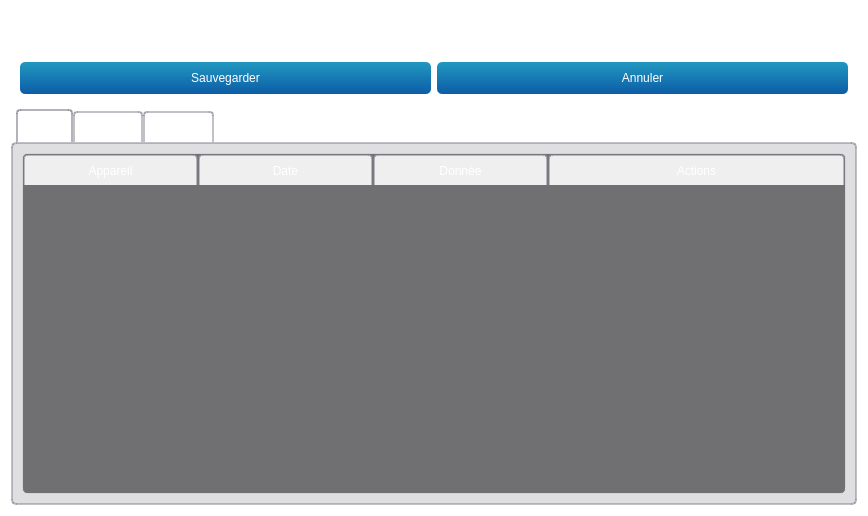
introlab/opentera, file teraplus/client/src/editors/SessionWidget.ui: the form before one commit.
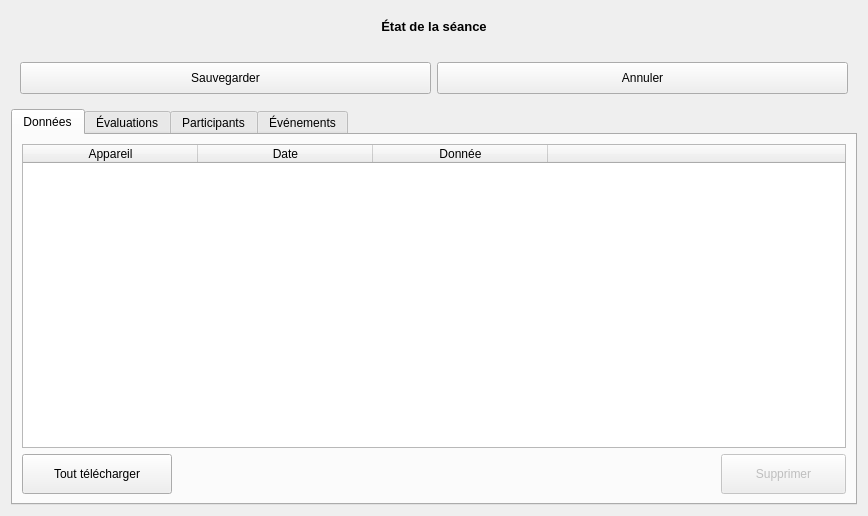
The form after the commit. Icons and pictures are not drawn. Custom widgets are drawn as their Qt base class.

Commit message: Client: Now possible to download and locally save sensors data in a session. Server: Reworked database objects by putting common functions directly into base class.

The edit to the form file:
```diff
--- a/teraplus/client/src/editors/SessionWidget.ui
+++ b/teraplus/client/src/editors/SessionWidget.ui
@@ -14,7 +14,7 @@
    <string>Form</string>
   </property>
   <property name="styleSheet">
-   <string notr="true">QPushButton#btnConnect{background-color:rgb(80,180,80)}
+   <string notr="true">QPushButton#btnDelData{background-color:qlineargradient(x1: 0, y1: 0, x2: 0, y2: 1, stop: 0 rgb(117, 0, 0), stop: 1 rgb(200, 0, 0));}
 QWidget{background-color: rgba(0,0,0,0);color:white;border-radius:5px}
 QWidget#mainWidget{background-color:rgba(128,128,128,25%);}
 QWidget#frmProfile,QWidget#pageProfile{background-color:rgba(108,8,156,25%);}
@@ -29,7 +29,7 @@
 QLabel#lblLastOnline{color:lightblue;}
 QLabel#lblError,QLabel#lblCamMissing,QLabel#lblAudioMissing{color:red; background-color:rgba(255,0,0,30%);}
 
-QLineEdit:!enabled, QListWidget:!enabled,QComboBox:!enabled,QTextEdit:!enabled,QPlainTextEdit:!enabled{background-color: rgba(0,0,0,30%);color:white;border:0}
+QPushButton:!enabled, QPushButton#btnDelData:!enabled, QLineEdit:!enabled, QListWidget:!enabled,QComboBox:!enabled,QTextEdit:!enabled,QPlainTextEdit:!enabled{background-color: rgba(0,0,0,30%);color:white;border:0}
 QDateEdit::down-arrow:!enabled,QTimeEdit::down-arrow:!enabled,QDateEdit::up-arrow:!enabled,QTimeEdit::up-arrow:!enabled,QComboBox::drop-down:!enabled{background-color:rgba(0,0,0,0%);}
 
 QTextEdit#txtProfile{background-color: rgba(255,255,255,80%);color:black;border:0}
@@ -245,7 +245,7 @@
        <item>
         <widget class="QTableWidget" name="tableData">
          <property name="enabled">
-          <bool>false</bool>
+          <bool>true</bool>
          </property>
          <property name="editTriggers">
           <set>QAbstractItemView::NoEditTriggers</set>
@@ -285,11 +285,80 @@
          </column>
          <column>
           <property name="text">
-           <string>Actions</string>
+           <string/>
           </property>
          </column>
         </widget>
        </item>
+       <item>
+        <layout class="QHBoxLayout" name="horizontalLayout">
+         <item>
+          <widget class="QPushButton" name="btnDownloadAll">
+           <property name="enabled">
+            <bool>true</bool>
+           </property>
+           <property name="minimumSize">
+            <size>
+             <width>150</width>
+             <height>40</height>
+            </size>
+           </property>
+           <property name="cursor">
+            <cursorShape>PointingHandCursor</cursorShape>
+           </property>
+           <property name="text">
+            <string>Tout télécharger</string>
+           </property>
+           <property name="icon">
+            <iconset resource="../../resources/TeraClient.qrc">
+             <normaloff>:/icons/save.png</normaloff>:/icons/save.png</iconset>
+           </property>
+           <property name="iconSize">
+            <size>
+             <width>20</width>
+             <height>20</height>
+            </size>
+           </property>
+          </widget>
+         </item>
+         <item>
+          <spacer name="horizontalSpacer">
+           <property name="orientation">
+            <enum>Qt::Horizontal</enum>
+           </property>
+           <property name="sizeHint" stdset="0">
+            <size>
+             <width>40</width>
+             <height>20</height>
+            </size>
+           </property>
+          </spacer>
+         </item>
+         <item>
+          <widget class="QPushButton" name="btnDelData">
+           <property name="enabled">
+            <bool>false</bool>
+           </property>
+           <property name="minimumSize">
+            <size>
+             <width>125</width>
+             <height>40</height>
+            </size>
+           </property>
+           <property name="cursor">
+            <cursorShape>PointingHandCursor</cursorShape>
+           </property>
+           <property name="text">
+            <string>Supprimer</string>
+           </property>
+           <property name="icon">
+            <iconset resource="../../resources/TeraClient.qrc">
+             <normaloff>:/icons/delete.png</normaloff>:/icons/delete.png</iconset>
+           </property>
+          </widget>
+         </item>
+        </layout>
+       </item>
       </layout>
      </widget>
      <widget class="QWidget" name="tabTests">
@@ -328,6 +397,42 @@
        </item>
       </layout>
      </widget>
+     <widget class="QWidget" name="tabEvents">
+      <attribute name="icon">
+       <iconset resource="../../resources/TeraClient.qrc">
+        <normaloff>:/icons/log.png</normaloff>:/icons/log.png</iconset>
+      </attribute>
+      <attribute name="title">
+       <string>Événements</string>
+      </attribute>
+      <layout class="QVBoxLayout" name="verticalLayout_5">
+       <item>
+        <widget class="QTableWidget" name="tableEvents">
+         <attribute name="horizontalHeaderDefaultSectionSize">
+          <number>125</number>
+         </attribute>
+         <attribute name="horizontalHeaderStretchLastSection">
+          <bool>true</bool>
+         </attribute>
+         <column>
+          <property name="text">
+           <string>Date / Heure</string>
+          </property>
+         </column>
+         <column>
+          <property name="text">
+           <string>Type</string>
+          </property>
+         </column>
+         <column>
+          <property name="text">
+           <string>Événement</string>
+          </property>
+         </column>
+        </widget>
+       </item>
+      </layout>
+     </widget>
     </widget>
    </item>
   </layout>
```
Left out of the diff: 2 changed lines with no effect on the pictures. The commit also changes 58 other files.
